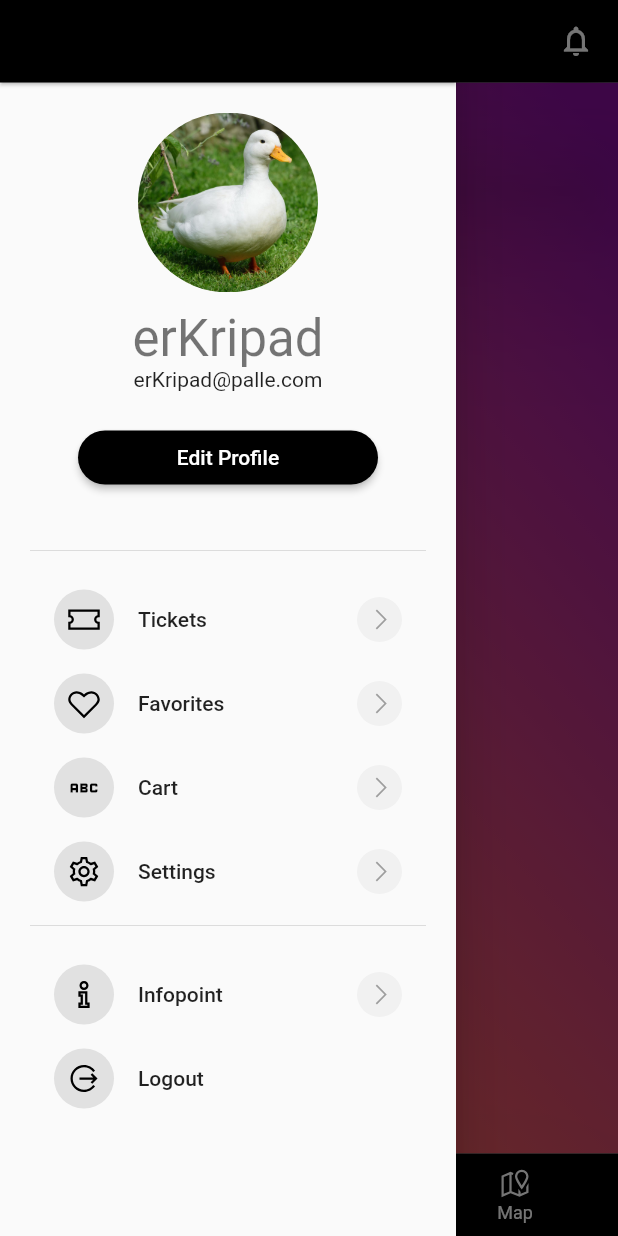
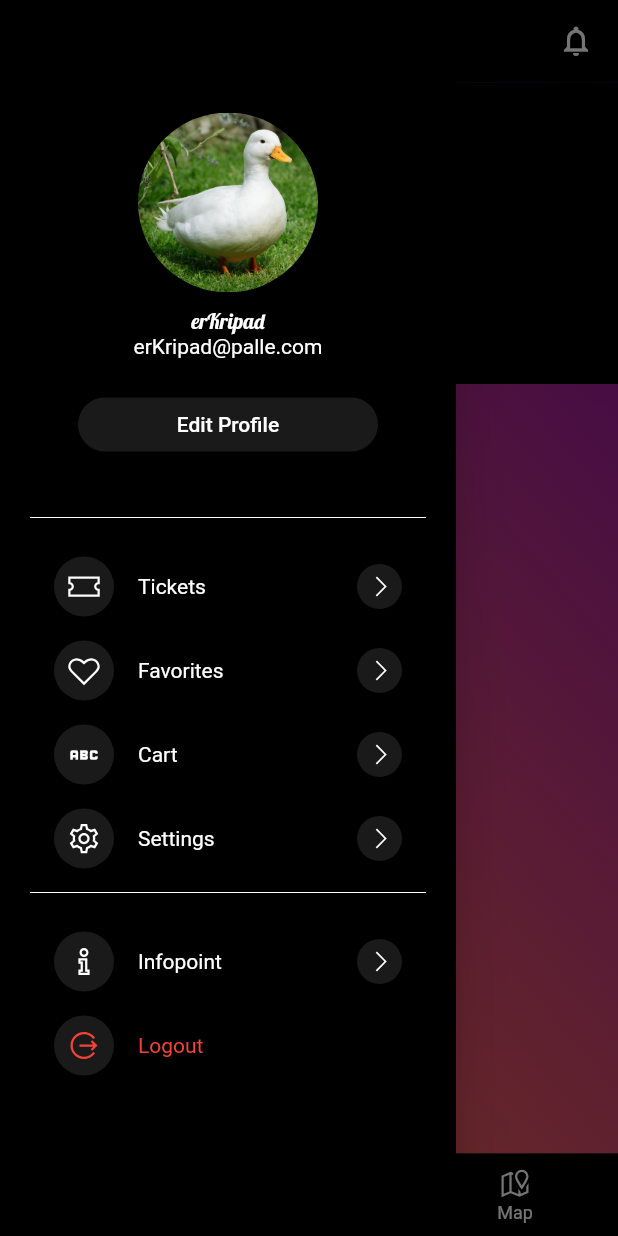
Before and after one commit to erKripad/dik, a Flutter app: the screen it shows after launch, with the side drawer open, on a phone screen of 412 x 824 dp. Run offline on Flutter 3.47's test engine with Material 2 defaults, Android fonts, the phone set to English and light mode, and no system bars; drawn by our look-alikes of convex_bottom_bar; our stand-ins replace google_fonts, line_awesome_flutter; Roboto replaces fonts that are missing (Hind).

Commit message:
modified:   lib/theme/home_screen.dart 	modified:   lib/theme/my_app.dart 	new file:   lib/theme/profile_editing_screen.dart 	modified:   lib/theme/profile_page.dart 	new file:   lib/theme/settings.dart

```diff
--- a/lib/theme/home_screen.dart
+++ b/lib/theme/home_screen.dart
@@ -1,4 +1,6 @@
 //----------------------------------------------------------------------------//
+
+import 'dart:math';
 
 import 'package:dik/theme/profile_page.dart';
 import 'package:flutter/material.dart';
@@ -29,8 +31,12 @@ class _MyStatefulWidgetState extends State<HomeScreen> {
         backgroundColor: Colors.black,
         title: const Text(
           "Dik",
-          //style: GoogleFonts.lobster(),
           textAlign: TextAlign.right,
+          style: TextStyle(
+            fontFamily: "Lobster",
+            height: 0.75,
+            fontSize: 30,
+          ),
         ),
         actions: [
           FloatingActionButton(
@@ -66,9 +72,21 @@ class _MyStatefulWidgetState extends State<HomeScreen> {
         ),
         height: double.infinity,
         width: double.infinity,
-        child: Column(
-          mainAxisAlignment: MainAxisAlignment.center,
-          children: const <Widget>[],
+        child: GridView.count(
+          primary: false,
+          crossAxisCount: 2,
+          mainAxisSpacing: 10,
+          crossAxisSpacing: 10,
+          children: <Widget>[
+            Container(
+              color: Colors.black,
+              padding: const EdgeInsets.all(8),
+            ),
+            Container(
+              color: Colors.black,
+              padding: const EdgeInsets.all(8),
+            ),
+          ],
         ),
       ),
       //
--- a/lib/theme/my_app.dart
+++ b/lib/theme/my_app.dart
@@ -15,6 +15,7 @@
 
 import 'package:flutter/material.dart';
 import 'package:dik/theme/home_screen.dart';
+import 'package:google_fonts/google_fonts.dart';
 
 //----------------------------------------------------------------------------//
 
@@ -27,9 +28,26 @@ class MyApp extends StatelessWidget {
 
   @override
   Widget build(BuildContext context) {
-    return const MaterialApp(
+    return MaterialApp(
       title: _title,
-      home: HomeScreen(),
+      theme: ThemeData(
+        // Define the default brightness and colors.
+        brightness: Brightness.dark,
+        primaryColor: Colors.lightBlue[800],
+
+        // Define the default font family.
+        fontFamily: "Roboto",
+
+        // Define the default `TextTheme`. Use this to specify the default
+        // text styling for headlines, titles, bodies of text, and more.
+        textTheme: const TextTheme(
+          displayLarge: TextStyle(fontSize: 72.0, fontWeight: FontWeight.bold),
+          titleLarge: TextStyle(fontSize: 36.0, fontStyle: FontStyle.italic),
+          bodyMedium: TextStyle(fontSize: 14.0, fontFamily: 'Hind'),
+          bodyLarge: TextStyle(fontFamily: "Lobster"),
+        ),
+      ),
+      home: const HomeScreen(),
     );
   }
 }
--- a/lib/theme/profile_page.dart
+++ b/lib/theme/profile_page.dart
@@ -1,12 +1,20 @@
+//----------------------------------------------------------------------------//
+
 import 'package:flutter/material.dart';
 import 'package:line_awesome_flutter/line_awesome_flutter.dart';
+import 'package:dik/theme/profile_editing_screen.dart';
+import 'package:dik/theme/settings.dart';
+
+//----------------------------------------------------------------------------//
 
 class ProfileScreen extends StatelessWidget {
   const ProfileScreen({Key? key}) : super(key: key);
   @override
   Widget build(BuildContext context) {
-    var isDark = MediaQuery.of(context).platformBrightness == Brightness.dark;
+    //var isDark = MediaQuery.of(context).platformBrightness == Brightness.dark
+    var textColour = Colors.white;
     return Scaffold(
+      backgroundColor: Colors.black,
       appBar: AppBar(
         automaticallyImplyLeading: false,
         toolbarHeight: 55,
@@ -48,19 +56,24 @@ class ProfileScreen extends StatelessWidget {
                 ),
               ),
               const SizedBox(height: 10),
-              Text("erKripad",
-                  style: Theme.of(context).textTheme.headlineMedium),
+              Text("erKripad", style: Theme.of(context).textTheme.bodyLarge),
               Text(
                 "erKripad@palle.com",
-                style: Theme.of(context).textTheme.bodyMedium,
+                style: TextStyle(color: textColour),
               ),
               const SizedBox(height: 20),
               SizedBox(
                 width: 200,
                 child: ElevatedButton(
-                    onPressed: () {},
+                    onPressed: () {
+                      Navigator.push(
+                        context,
+                        MaterialPageRoute(
+                            builder: (context) => const ProfileEditingScreen()),
+                      );
+                    },
                     style: ElevatedButton.styleFrom(
-                      backgroundColor: Colors.black,
+                      backgroundColor: Colors.white.withOpacity(0.1),
                       side: BorderSide.none,
                       shape: const StadiumBorder(),
                     ),
@@ -70,7 +83,7 @@ class ProfileScreen extends StatelessWidget {
                     )),
               ),
               const SizedBox(height: 30),
-              const Divider(),
+              const Divider(color: Colors.white),
               const SizedBox(height: 10),
 
               //Menu
@@ -78,23 +91,35 @@ class ProfileScreen extends StatelessWidget {
                 title: "Tickets",
                 icon: LineAwesomeIcons.alternate_ticket,
                 onPress: () {},
+                textColor: Colors.white,
               ),
               ProfileMenuWidget(
                 title: "Favorites",
                 icon: LineAwesomeIcons.heart,
                 onPress: () {},
+                textColor: Colors.white,
               ),
               ProfileMenuWidget(
                 title: "Cart",
                 icon: Icons.abc,
                 onPress: () {},
+                textColor: Colors.white,
               ),
               ProfileMenuWidget(
                 title: "Settings",
                 icon: LineAwesomeIcons.cog,
-                onPress: () {},
+                onPress: () {
+                  Navigator.push(
+                    context,
+                    MaterialPageRoute(
+                        builder: (context) => const SettingsScreen()),
+                  );
+                },
+                textColor: Colors.white,
               ),
-              const Divider(),
+              const Divider(
+                color: Colors.white,
+              ),
               const SizedBox(
                 height: 10,
               ),
@@ -102,12 +127,14 @@ class ProfileScreen extends StatelessWidget {
                 title: "Infopoint",
                 icon: LineAwesomeIcons.info,
                 onPress: () {},
+                textColor: Colors.white,
               ),
               ProfileMenuWidget(
                 title: "Logout",
                 icon: LineAwesomeIcons.alternate_sign_out,
                 endIcon: false,
                 onPress: () {},
+                textColor: Colors.red,
               ),
             ],
           ),
@@ -116,6 +143,8 @@ class ProfileScreen extends StatelessWidget {
     );
   }
 }
+
+//----------------------------------------------------------------------------//
 
 class ProfileMenuWidget extends StatelessWidget {
   const ProfileMenuWidget({
@@ -144,11 +173,19 @@ class ProfileMenuWidget extends StatelessWidget {
           borderRadius: BorderRadius.circular(100),
           color: Colors.black.withOpacity(0.1),
         ),
-        child: Icon(icon, color: Colors.black),
+        child: Container(
+          width: 30,
+          height: 30,
+          decoration: BoxDecoration(
+            borderRadius: BorderRadius.circular(100),
+            color: Colors.white.withOpacity(0.1),
+          ),
+          child: Icon(icon, color: textColor),
+        ),
       ),
       title: Text(
         title,
-        style: Theme.of(context).textTheme.bodyLarge?.apply(color: textColor),
+        style: Theme.of(context).textTheme.bodyMedium?.apply(color: textColor),
       ),
       trailing: endIcon
           ? Container(
@@ -156,15 +193,17 @@ class ProfileMenuWidget extends StatelessWidget {
               height: 30,
               decoration: BoxDecoration(
                 borderRadius: BorderRadius.circular(100),
-                color: Colors.grey.withOpacity(0.1),
+                color: Colors.white.withOpacity(0.1),
               ),
               child: const Icon(
                 LineAwesomeIcons.angle_right,
                 size: 18,
-                color: Colors.grey,
+                color: Colors.white,
               ),
             )
           : null,
     );
   }
 }
+
+//----------------------------------------------------------------------------//
```
Also changed, not shown: lib/theme/profile_editing_screen.dart (added, +24 -0 lines), lib/theme/settings.dart (added, +24 -0 lines).
